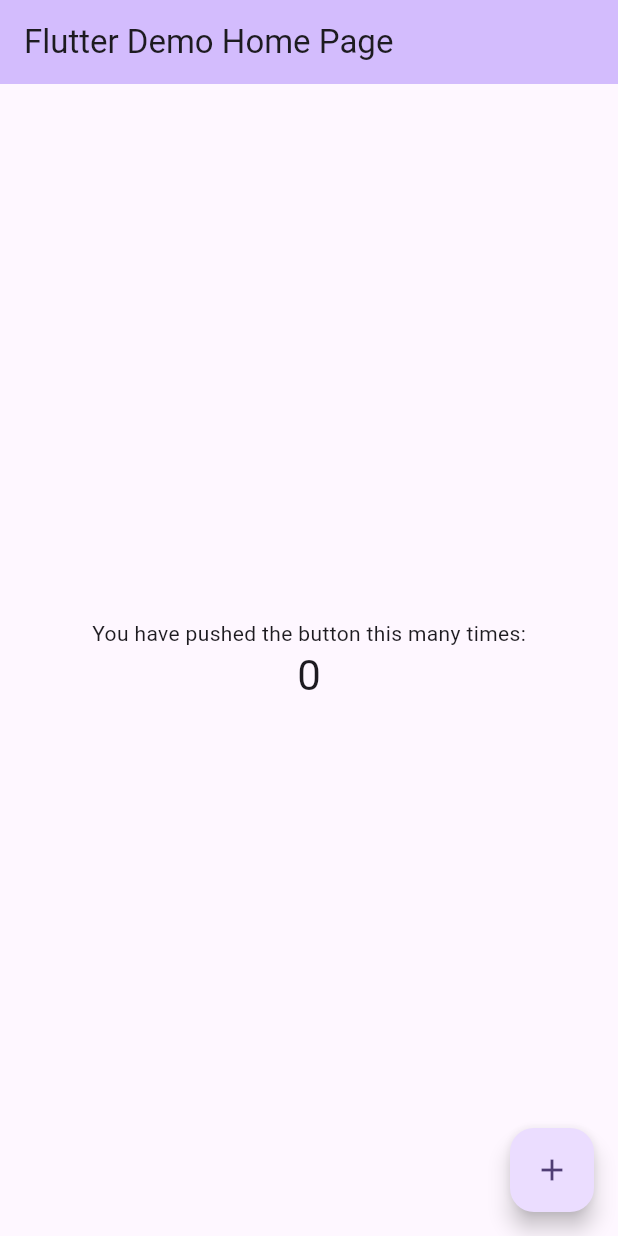
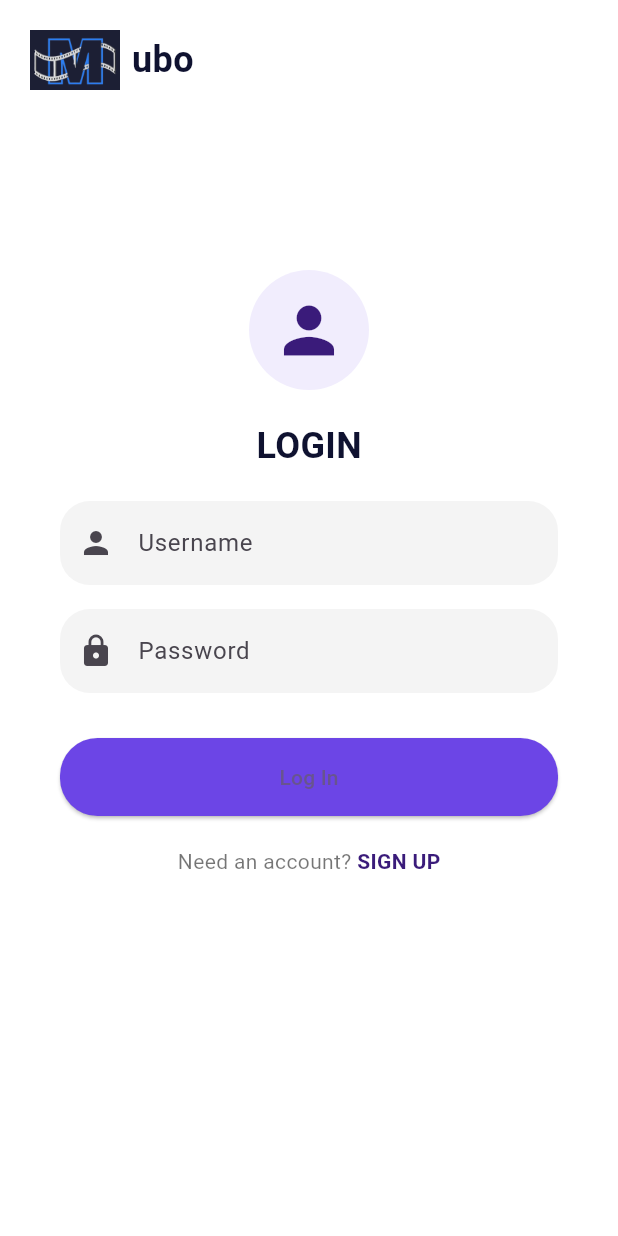
Before and after one commit to HctrGZ/Mubo, a Flutter app: the screen it shows after launch, on a phone screen of 412 x 824 dp. Run offline on Flutter 3.47's test engine with Material 3 defaults, Android fonts, the phone set to English and light mode, and no system bars; our stand-ins replace sqflite; accounts and stored records are empty.

Commit message:
agregar lógica de base de datos y conexión con UI

```diff
--- /dev/null
+++ b/lib/login.dart
@@ -0,0 +1,171 @@
+import 'package:flutter/material.dart';
+import 'signup.dart';
+import 'db/database_helper.dart';
+
+class Login extends StatelessWidget {
+  const Login({super.key});
+
+  @override
+  Widget build(BuildContext context) {
+    final usernameController = TextEditingController();
+    final passwordController = TextEditingController();
+
+    return Scaffold(
+      backgroundColor: Colors.white,
+      body: SafeArea(
+        child: Column(
+          crossAxisAlignment: CrossAxisAlignment.center,
+          children: [
+            // Logo en el header
+            Padding(
+              padding: const EdgeInsets.only(top: 20.0, left: 20),
+              child: Row(
+                children: [
+                  Image.asset('assets/images/logo.png', height: 40),
+                  const SizedBox(width: 8),
+                  const Text(
+                    'ubo',
+                    style: TextStyle(
+                      fontSize: 24,
+                      fontWeight: FontWeight.bold,
+                      color: Color(0xFF0F1230),
+                    ),
+                  ),
+                ],
+              ),
+            ),
+
+            const Spacer(),
+
+            // Ícono de usuario
+            const CircleAvatar(
+              radius: 40,
+              backgroundColor: Color(0xFFF1EDFD),
+              child: Icon(Icons.person, size: 50, color: Color(0xFF3A1B7A)),
+            ),
+
+            const SizedBox(height: 20),
+
+            const Text(
+              'LOGIN',
+              style: TextStyle(
+                fontSize: 24,
+                fontWeight: FontWeight.bold,
+                color: Color(0xFF0F1230),
+              ),
+            ),
+
+            const SizedBox(height: 20),
+
+            // Inputs
+            Padding(
+              padding: const EdgeInsets.symmetric(horizontal: 40),
+              child: Column(
+                children: [
+                  TextField(
+                    controller: usernameController,
+                    decoration: InputDecoration(
+                      hintText: 'Username',
+                      filled: true,
+                      fillColor: const Color(0xFFF4F4F4),
+                      border: OutlineInputBorder(
+                        borderRadius: BorderRadius.circular(20),
+                        borderSide: BorderSide.none,
+                      ),
+                      prefixIcon: const Icon(Icons.person),
+                    ),
+                  ),
+                  const SizedBox(height: 16),
+                  TextField(
+                    obscureText: true,
+                    decoration: InputDecoration(
+                      hintText: 'Password',
+                      filled: true,
+                      fillColor: const Color(0xFFF4F4F4),
+                      border: OutlineInputBorder(
+                        borderRadius: BorderRadius.circular(20),
+                        borderSide: BorderSide.none,
+                      ),
+                      prefixIcon: const Icon(Icons.lock),
+                    ),
+                  ),
+                ],
+              ),
+            ),
+
+            const SizedBox(height: 30),
+
+            // Botón
+            Padding(
+              padding: const EdgeInsets.symmetric(horizontal: 40),
+              child: SizedBox(
+                width: double.infinity,
+                child: ElevatedButton(
+                  onPressed: () async {
+                    final username = usernameController.text.trim();
+                    final password = passwordController.text.trim();
+
+                    if (username.isEmpty || password.isEmpty) {
+                      ScaffoldMessenger.of(context).showSnackBar(
+                        const SnackBar(content: Text('Completa los campos')),
+                      );
+                      return;
+                    }
+
+                    final user = await DatabaseHelper.instance.getUser(username, password);
+                    if (user != null) {
+                      ScaffoldMessenger.of(context).showSnackBar(
+                        const SnackBar(content: Text('Inicio de sesión exitoso')),
+                      );
+                    } else {
+                      ScaffoldMessenger.of(context).showSnackBar(
+                        const SnackBar(content: Text('Credenciales incorrectas')),
+                      );
+                    }
+                  },
+                  style: ElevatedButton.styleFrom(
+                    backgroundColor: const Color(0xFF6C45E6),
+                    shape: RoundedRectangleBorder(
+                      borderRadius: BorderRadius.circular(25),
+                    ),
+                    padding: const EdgeInsets.symmetric(vertical: 16),
+                  ),
+                  child: const Text('Log In'),
+                ),
+              ),
+            ),
+
+            const SizedBox(height: 20),
+
+            // Enlace a Sign Up
+            GestureDetector(
+              onTap: () {
+                Navigator.push(
+                  context,
+                  MaterialPageRoute(builder: (_) => const SignUp()),
+                );
+              },
+              child: const Text.rich(
+                TextSpan(
+                  text: 'Need an account? ',
+                  style: TextStyle(color: Colors.black54),
+                  children: [
+                    TextSpan(
+                      text: 'SIGN UP',
+                      style: TextStyle(
+                        color: Color(0xFF3A1B7A),
+                        fontWeight: FontWeight.bold,
+                      ),
+                    ),
+                  ],
+                ),
+              ),
+            ),
+
+            const Spacer(flex: 2),
+          ],
+        ),
+      ),
+    );
+  }
+}
--- a/lib/main.dart
+++ b/lib/main.dart
@@ -1,4 +1,5 @@
 import 'package:flutter/material.dart';
+import 'package:mubo/splash.dart';
 
 void main() {
   runApp(const MyApp());
@@ -31,95 +32,7 @@
         colorScheme: ColorScheme.fromSeed(seedColor: Colors.deepPurple),
         useMaterial3: true,
       ),
-      home: const MyHomePage(title: 'Flutter Demo Home Page'),
+      home: const Splash()
     );
   }
 }
-
-class MyHomePage extends StatefulWidget {
-  const MyHomePage({super.key, required this.title});
-
-  // This widget is the home page of your application. It is stateful, meaning
-  // that it has a State object (defined below) that contains fields that affect
-  // how it looks.
-
-  // This class is the configuration for the state. It holds the values (in this
-  // case the title) provided by the parent (in this case the App widget) and
-  // used by the build method of the State. Fields in a Widget subclass are
-  // always marked "final".
-
-  final String title;
-
-  @override
-  State<MyHomePage> createState() => _MyHomePageState();
-}
-
-class _MyHomePageState extends State<MyHomePage> {
-  int _counter = 0;
-
-  void _incrementCounter() {
-    setState(() {
-      // This call to setState tells the Flutter framework that something has
-      // changed in this State, which causes it to rerun the build method below
-      // so that the display can reflect the updated values. If we changed
-      // _counter without calling setState(), then the build method would not be
-      // called again, and so nothing would appear to happen.
-      _counter++;
-    });
-  }
-
-  @override
-  Widget build(BuildContext context) {
-    // This method is rerun every time setState is called, for instance as done
-    // by the _incrementCounter method above.
-    //
-    // The Flutter framework has been optimized to make rerunning build methods
-    // fast, so that you can just rebuild anything that needs updating rather
-    // than having to individually change instances of widgets.
-    return Scaffold(
-      appBar: AppBar(
-        // TRY THIS: Try changing the color here to a specific color (to
-        // Colors.amber, perhaps?) and trigger a hot reload to see the AppBar
-        // change color while the other colors stay the same.
-        backgroundColor: Theme.of(context).colorScheme.inversePrimary,
-        // Here we take the value from the MyHomePage object that was created by
-        // the App.build method, and use it to set our appbar title.
-        title: Text(widget.title),
-      ),
-      body: Center(
-        // Center is a layout widget. It takes a single child and positions it
-        // in the middle of the parent.
-        child: Column(
-          // Column is also a layout widget. It takes a list of children and
-          // arranges them vertically. By default, it sizes itself to fit its
-          // children horizontally, and tries to be as tall as its parent.
-          //
-          // Column has various properties to control how it sizes itself and
-          // how it positions its children. Here we use mainAxisAlignment to
-          // center the children vertically; the main axis here is the vertical
-          // axis because Columns are vertical (the cross axis would be
-          // horizontal).
-          //
-          // TRY THIS: Invoke "debug painting" (choose the "Toggle Debug Paint"
-          // action in the IDE, or press "p" in the console), to see the
-          // wireframe for each widget.
-          mainAxisAlignment: MainAxisAlignment.center,
-          children: <Widget>[
-            const Text(
-              'You have pushed the button this many times:',
-            ),
-            Text(
-              '$_counter',
-              style: Theme.of(context).textTheme.headlineMedium,
-            ),
-          ],
-        ),
-      ),
-      floatingActionButton: FloatingActionButton(
-        onPressed: _incrementCounter,
-        tooltip: 'Increment',
-        child: const Icon(Icons.add),
-      ), // This trailing comma makes auto-formatting nicer for build methods.
-    );
-  }
-}
--- a/pubspec.yaml
+++ b/pubspec.yaml
@@ -30,6 +30,8 @@ environment:
 dependencies:
   flutter:
     sdk: flutter
+  sqflite:
+  path:
 
   # The following adds the Cupertino Icons font to your application.
   # Use with the CupertinoIcons class for iOS style icons.
@@ -56,6 +58,8 @@ flutter:
   # included with your application, so that you can use the icons in
   # the material Icons class.
   uses-material-design: true
+  assets:
+    - assets/images/logo.png
 
   # To add assets to your application, add an assets section, like this:
   # assets:
```
Also changed, not shown: lib/db/database_helper.dart (added, +163 -0 lines), lib/signup.dart (added, +195 -0 lines), lib/splash.dart (added, +35 -0 lines), assets/images/logo.png (added), pubspec.lock, 1 other file.
